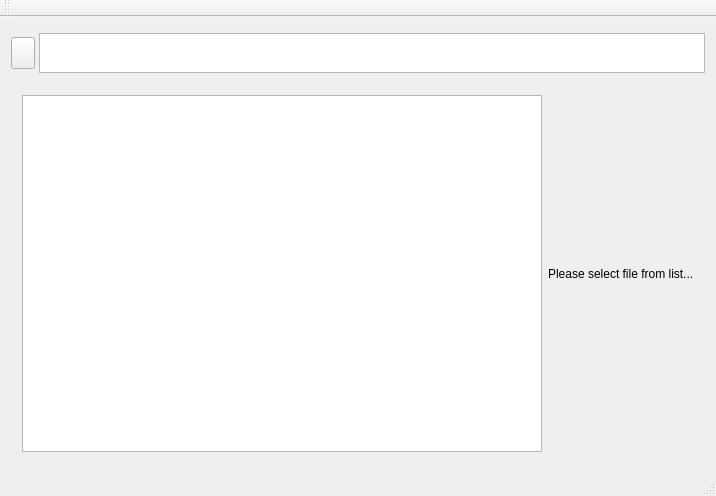
Above: src/main/mainwindow.ui from IwachanOrigin/thumbnailViewer before the change. Below: the same form after it.
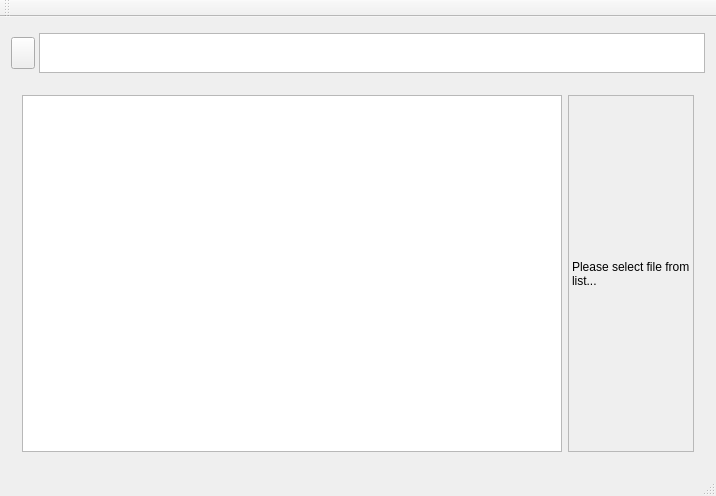
That is the form after the change. Icons and pictures are not drawn.

The edit to the form file:
```diff
--- a/src/main/mainwindow.ui
+++ b/src/main/mainwindow.ui
@@ -83,9 +83,18 @@
        </item>
        <item>
         <widget class="QLabel" name="labelInfomation">
+         <property name="frameShape">
+          <enum>QFrame::StyledPanel</enum>
+         </property>
+         <property name="frameShadow">
+          <enum>QFrame::Raised</enum>
+         </property>
          <property name="text">
           <string>Please select file from list...</string>
          </property>
+         <property name="wordWrap">
+          <bool>true</bool>
+         </property>
         </widget>
        </item>
       </layout>
```
